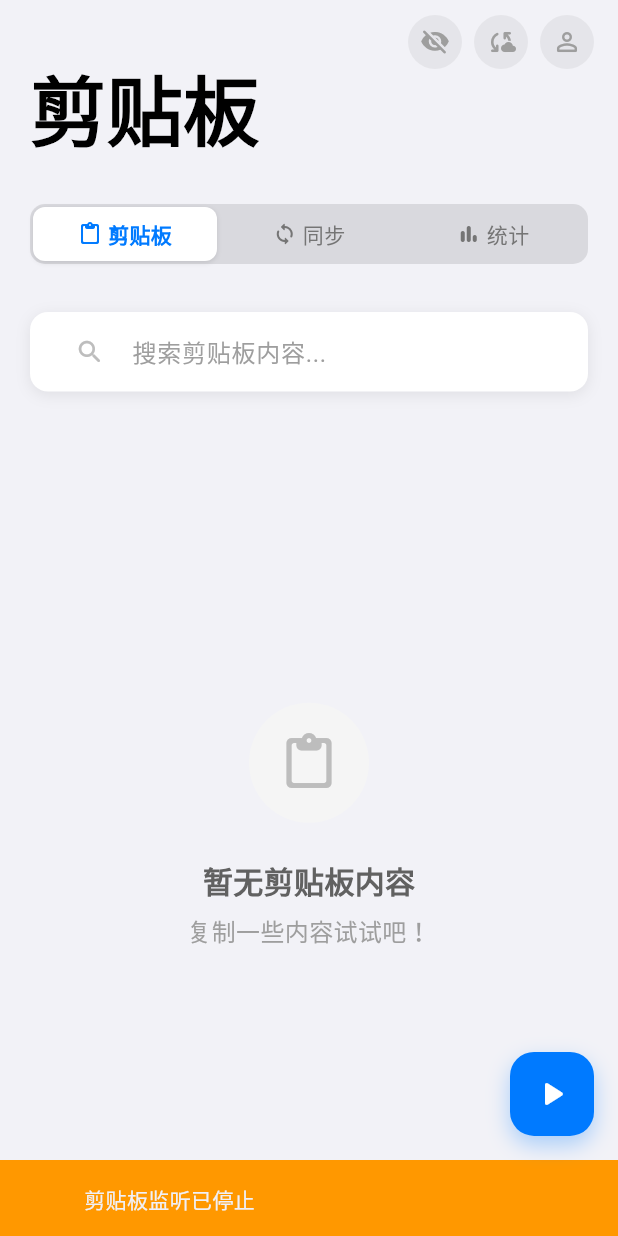
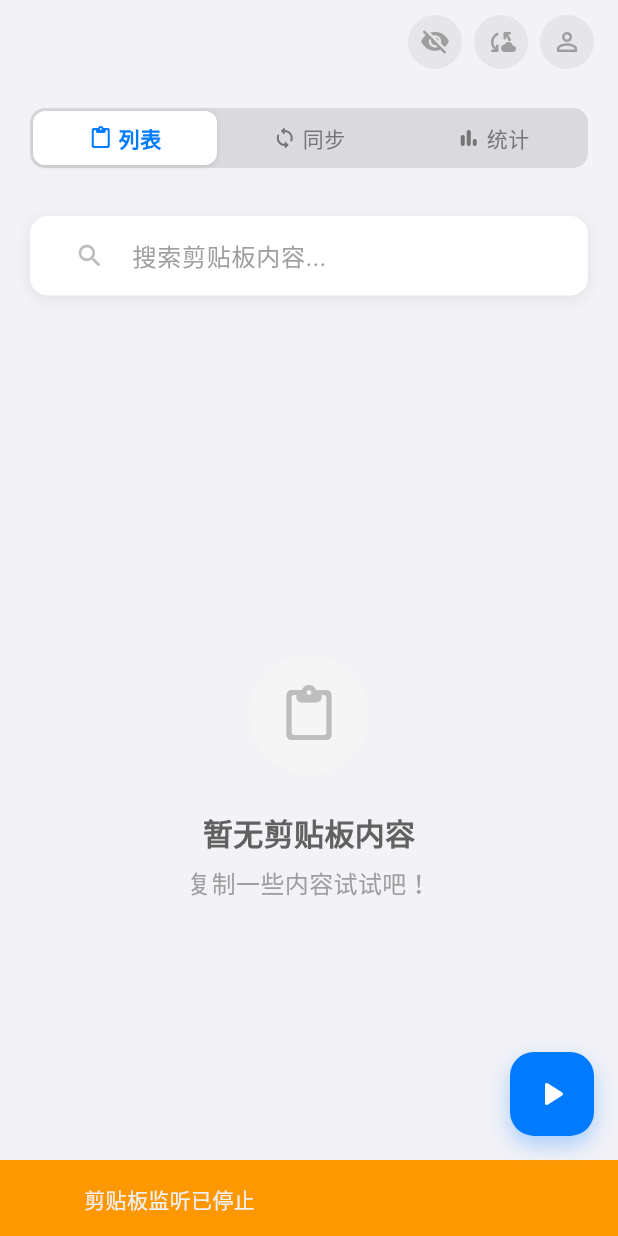
Before and after one commit to adoom2017/clipboard-client, a Flutter app: the MainPage screen opened by its route, after a tap on the "visibility" icon, on a phone screen of 412 x 824 dp. Run offline on Flutter 3.47's test engine with Material 3 defaults, Android fonts, the light colour scheme and no system bars; our stand-ins replace dio, hive, hive_flutter, shared_preferences; missing offline and left inert: clipboard_watcher; accounts and stored records are empty; network calls fail; Roboto replaces fonts that are missing (SF Pro Text).

Commit message:
添加日志系统并在多个组件中集成日志记录功能，优化调试信息

```diff
--- a/lib/main.dart
+++ b/lib/main.dart
@@ -7,9 +7,13 @@ import 'providers/server_sync_provider.dart';
 import 'services/clipboard_service.dart';
 import 'pages/login_page.dart';
 import 'pages/main_page.dart';
+import 'utils/logger.dart';
 
 void main() async {
   WidgetsFlutterBinding.ensureInitialized();
+
+  // 初始化日志系统
+  AppLogger.init();
 
   // 初始化Hive
   await Hive.initFlutter();
@@ -47,7 +51,6 @@ class ClipboardApp extends StatelessWidget {
       child: Consumer<AuthProvider>(
         builder: (context, authProvider, child) {
           return MaterialApp(
-            title: '剪贴板同步工具',
             theme: ThemeData(
               colorScheme: ColorScheme.fromSeed(
                 seedColor: const Color(0xFF007AFF), // iOS蓝色
--- a/lib/models/api_models.dart
+++ b/lib/models/api_models.dart
@@ -53,6 +53,8 @@ class ServerClipboardItem {
   final DateTime timestamp;
   @JsonKey(name: 'created_at')
   final DateTime createdAt;
+  @JsonKey(name: 'updated_at')
+  final DateTime updatedAt;
 
   const ServerClipboardItem({
     required this.id,
@@ -60,6 +62,7 @@ class ServerClipboardItem {
     required this.type,
     required this.timestamp,
     required this.createdAt,
+    required this.updatedAt,
   });
 
   factory ServerClipboardItem.fromJson(Map<String, dynamic> json) =>
--- a/lib/pages/main_page.dart
+++ b/lib/pages/main_page.dart
@@ -6,6 +6,7 @@ import '../providers/server_sync_provider.dart';
 import '../services/clipboard_service.dart';
 import '../services/clipboard_watcher_service.dart';
 import '../widgets/clipboard_item_widget.dart';
+import '../utils/logger.dart';
 
 class MainPage extends StatefulWidget {
   const MainPage({super.key});
@@ -16,6 +17,8 @@ class MainPage extends StatefulWidget {
 
 class _MainPageState extends State<MainPage>
     with SingleTickerProviderStateMixin {
+  static final _logger = getLogger('MainPage');
+
   late TabController _tabController;
   late ClipboardWatcherService _clipboardWatcher;
 
@@ -106,7 +109,7 @@ class _MainPageState extends State<MainPage>
       // 可选：获取服务器统计信息
       await syncProvider.getServerStatistics();
 
-      debugPrint('服务器数据初始化完成，下载了 $downloadCount 个新项目');
+      _logger.info('服务器数据初始化完成，下载了 $downloadCount 个新项目');
 
       // 如果下载了新项目，显示提示
       if (downloadCount > 0 && mounted) {
@@ -119,7 +122,7 @@ class _MainPageState extends State<MainPage>
         );
       }
     } catch (e) {
-      debugPrint('初始化服务器数据失败: $e');
+      _logger.severe('初始化服务器数据失败', e);
       // 不显示错误提示，避免打扰用户体验
       // 同步状态检查会在后续操作中自动处理
     }
@@ -134,24 +137,13 @@ class _MainPageState extends State<MainPage>
           return [
             // 苹果风格的大标题导航栏
             SliverAppBar(
-              expandedHeight: 120,
+              expandedHeight: 40,
               floating: false,
               pinned: true,
               snap: false,
               elevation: 0,
               backgroundColor: Theme.of(context).scaffoldBackgroundColor,
               automaticallyImplyLeading: false,
-              flexibleSpace: FlexibleSpaceBar(
-                titlePadding: const EdgeInsets.only(left: 20, bottom: 16),
-                title: const Text(
-                  '剪贴板',
-                  style: TextStyle(
-                    fontSize: 34,
-                    fontWeight: FontWeight.bold,
-                    color: Colors.black,
-                  ),
-                ),
-              ),
               actions: [
                 // 剪贴板监听状态指示器
                 Container(
@@ -225,7 +217,7 @@ class _MainPageState extends State<MainPage>
                   children: [
                     Expanded(
                       child: _buildSegmentButton(
-                        '剪贴板',
+                        '列表',
                         Icons.content_paste_rounded,
                         0,
                         _tabController.index == 0,
@@ -591,7 +583,7 @@ class _MainPageState extends State<MainPage>
                             bottom: 80), // 添加底部padding避免被FAB遮挡
                         itemCount: items.length,
                         separatorBuilder: (context, index) =>
-                            const SizedBox(height: 12),
+                            const SizedBox(height: 8),
                         itemBuilder: (context, index) {
                           final item = items[index];
                           return Container(
@@ -600,9 +592,9 @@ class _MainPageState extends State<MainPage>
                               borderRadius: BorderRadius.circular(16),
                               boxShadow: [
                                 BoxShadow(
-                                  color: Colors.black.withOpacity(0.06),
-                                  blurRadius: 8,
-                                  offset: const Offset(0, 2),
+                                  color: Colors.black.withOpacity(0.04),
+                                  blurRadius: 6,
+                                  offset: const Offset(0, 1),
                                 ),
                               ],
                             ),
@@ -620,6 +612,7 @@ class _MainPageState extends State<MainPage>
 
   Widget _buildClipboardItem(ClipboardItem item) {
     return ClipboardItemWidget(
+      key: ValueKey(item.id), // 添加唯一key避免Widget复用问题
       item: item,
       onDelete: () => _handleItemAction('delete', item),
       onSync: () {
--- /dev/null
+++ b/lib/utils/logger.dart
@@ -0,0 +1,51 @@
+import 'dart:developer' as developer;
+import 'package:logging/logging.dart';
+
+class AppLogger {
+  static final Map<String, Logger> _loggers = {};
+
+  static void init() {
+    Logger.root.level = Level.ALL;
+    Logger.root.onRecord.listen((record) {
+      final message =
+          '${record.time} [${record.level.name}] ${record.loggerName}: ${record.message}';
+
+      // 输出到控制台
+      developer.log(
+        record.message,
+        name: record.loggerName,
+        level: _getLogLevel(record.level),
+        time: record.time,
+        error: record.error,
+        stackTrace: record.stackTrace,
+      );
+
+      // 也可以使用print输出（在debug模式下更容易看到）
+      if (record.level >= Level.INFO) {
+        // ignore: avoid_print
+        print(message);
+      }
+    });
+  }
+
+  static Logger getLogger(String name) {
+    if (!_loggers.containsKey(name)) {
+      _loggers[name] = Logger(name);
+    }
+    return _loggers[name]!;
+  }
+
+  static int _getLogLevel(Level level) {
+    if (level == Level.SEVERE) return 1000;
+    if (level == Level.WARNING) return 900;
+    if (level == Level.INFO) return 800;
+    if (level == Level.CONFIG) return 700;
+    if (level == Level.FINE) return 500;
+    if (level == Level.FINER) return 400;
+    if (level == Level.FINEST) return 300;
+    return 0;
+  }
+}
+
+// 便捷的日志获取方法
+Logger getLogger(String name) => AppLogger.getLogger(name);
--- a/pubspec.yaml
+++ b/pubspec.yaml
@@ -44,6 +44,7 @@ dependencies:
   provider: ^6.1.2
   json_annotation: ^4.9.0
   dio: ^5.6.0
+  logging: ^1.2.0
 
 dev_dependencies:
   flutter_test:
```
Also changed, not shown: lib/pages/login_page.dart (+7 -2 lines), lib/providers/server_sync_provider.dart (+8 -2 lines), lib/widgets/clipboard_item_widget.dart (+75 -11 lines), lib/models/api_models.g.dart, pubspec.lock.
